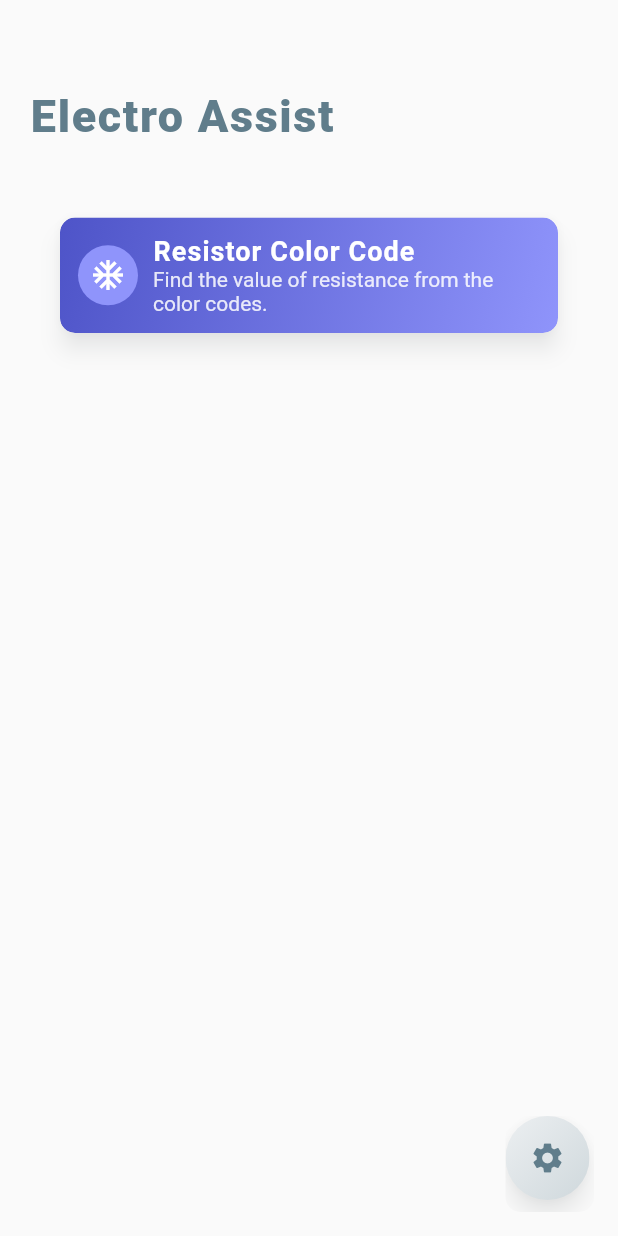
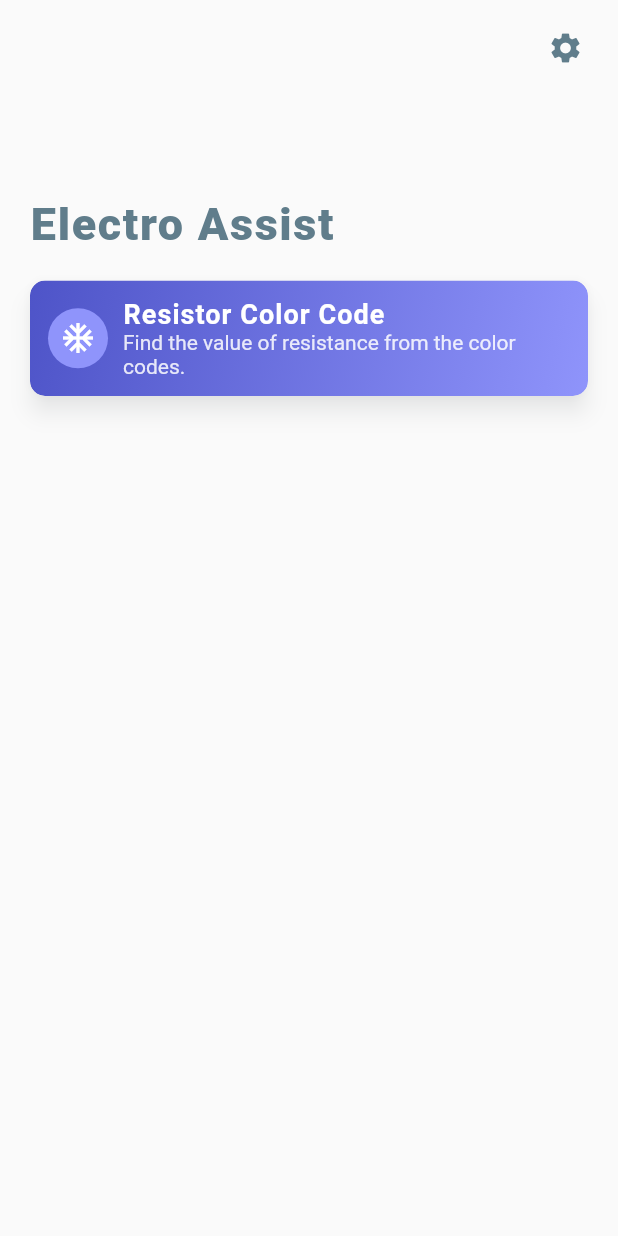
Before and after one commit to aswinmurali-io/electroassist, a Flutter app: the screen it shows after launch, on a phone screen of 412 x 824 dp. Run offline on Flutter 3.47's test engine with Material 2 defaults, Android fonts, the phone set to English and light mode, and no system bars; drawn by our look-alikes of bouncing_widget; missing offline and left inert: flutter_animator.

Commit message:
changes settings button from fab to icon button

```diff
--- a/lib/routes/dashboard.dart
+++ b/lib/routes/dashboard.dart
@@ -21,9 +21,40 @@ class _DashboardState extends State<Dashboard> {
       body: Column(
         children: [
           Align(
+            alignment: Alignment.topRight,
+            child: Padding(
+              padding: const EdgeInsets.all(8.0),
+              child: OpenContainer(
+                closedElevation: 0,
+                openColor: Colors.transparent,
+                closedColor: Colors.transparent,
+                openElevation: 0,
+                openBuilder: (context, _) => SettingsPage(),
+                closedShape: RoundedRectangleBorder(
+                  borderRadius: BorderRadius.circular(10),
+                ),
+                closedBuilder: (context, action) {
+                  return Padding(
+                    padding: const EdgeInsets.fromLTRB(0, 0, 3, 8),
+                    child: Tooltip(
+                      message: 'Settings',
+                      child: IconButton(
+                        onPressed: action,
+                        icon: Icon(
+                          Icons.settings,
+                          color: Colors.blueGrey,
+                        ),
+                      ),
+                    ),
+                  );
+                },
+              ),
+            ),
+          ),
+          Align(
             alignment: Alignment.centerLeft,
             child: Padding(
-              padding: const EdgeInsets.fromLTRB(20, 60, 0, 10),
+              padding: const EdgeInsets.fromLTRB(20, 60, 0, 0),
               child: Text(
                 ElectroAssist.appName,
                 style: theme.textTheme.headline1,
@@ -32,7 +63,7 @@ class _DashboardState extends State<Dashboard> {
           ),
           for (final module in Module.allModules)
             Padding(
-              padding: const EdgeInsets.all(40.0),
+              padding: const EdgeInsets.fromLTRB(20, 20, 20, 40),
               child: ModuleTile(
                 module: module,
                 style: module.style,
@@ -40,29 +71,6 @@ class _DashboardState extends State<Dashboard> {
             ),
         ],
       ),
-      floatingActionButton: OpenContainer(
-        closedElevation: 0,
-        openColor: Colors.transparent,
-        closedColor: Colors.transparent,
-        openElevation: 0,
-        openBuilder: (context, _) => SettingsPage(),
-        closedShape: RoundedRectangleBorder(
-          borderRadius: BorderRadius.circular(10),
-        ),
-        closedBuilder: (context, action) {
-          return Padding(
-            padding: const EdgeInsets.fromLTRB(0, 0, 3, 8),
-            child: GradientFloatingActionButton(
-              tooltip: 'Settings',
-              onPressed: action,
-              child: Icon(
-                Icons.settings,
-                color: Colors.blueGrey,
-              ),
-            ),
-          );
-        },
-      ),
     );
   }
 }
```
